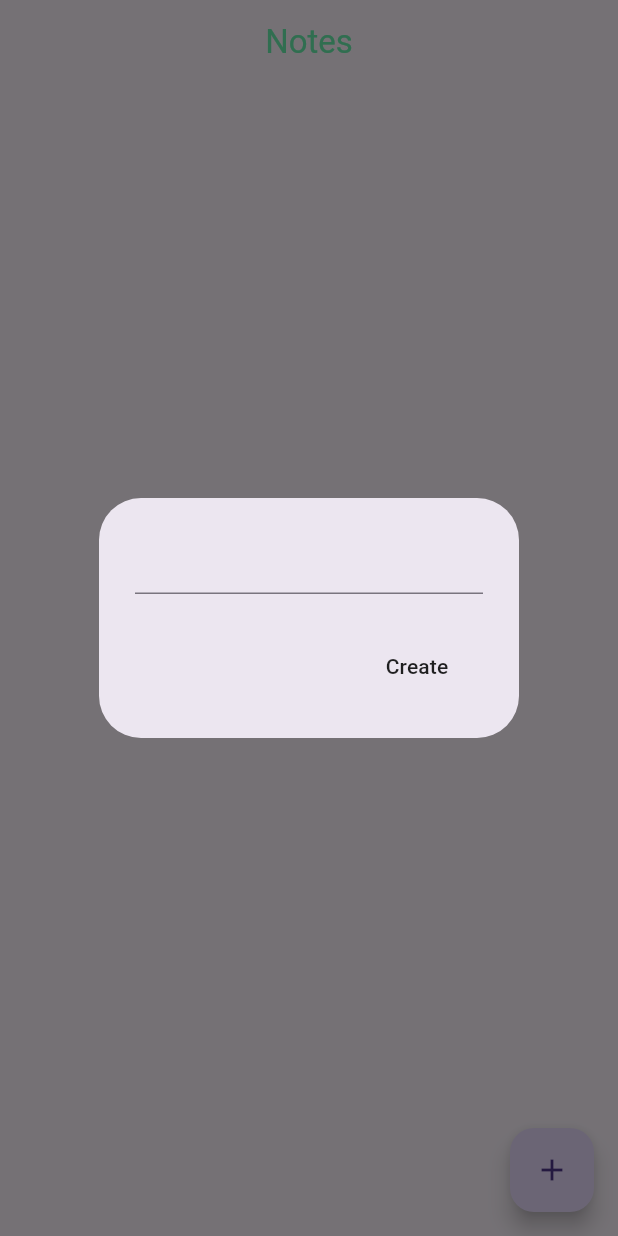
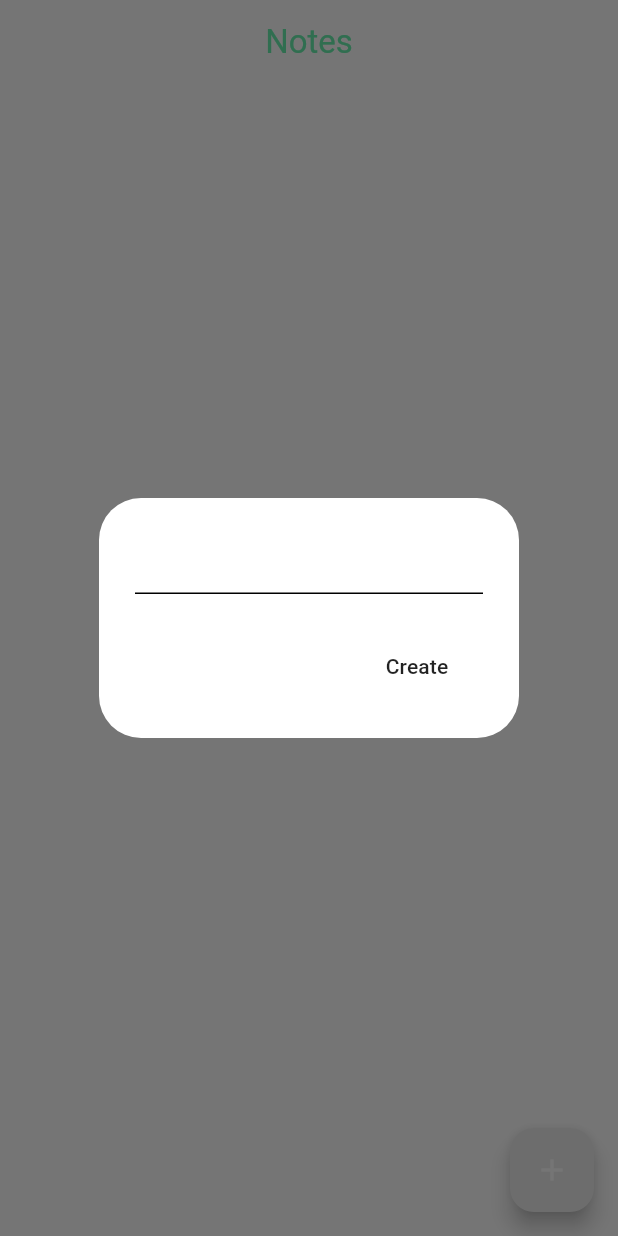
Before and after one commit to GauravGhost/Notes_App, a Flutter app: the screen it shows after launch, after a tap on the "add" icon, on a phone screen of 412 x 824 dp. Run offline on Flutter 3.47's test engine with Material 3 defaults, Android fonts, the phone set to English and light mode, and no system bars; our stand-ins replace isar; accounts and stored records are empty; generated files the repository leaves out were written again.

Commit message:
Added Basic theme setup

```diff
--- a/lib/main.dart
+++ b/lib/main.dart
@@ -1,14 +1,20 @@
 import 'package:flutter/material.dart';
 import 'package:notes_offline/models/note_database.dart';
 import 'package:notes_offline/pages/notes_page.dart';
+import 'package:notes_offline/theme/theme_provider.dart';
 import 'package:provider/provider.dart';
 
 void main() async {
   // Initialize isar notes database
   WidgetsFlutterBinding.ensureInitialized();
   await NoteDatabase.initialize();
-  runApp(ChangeNotifierProvider(
-    create: (context) => NoteDatabase(),
+  runApp(MultiProvider(
+    providers: [
+      // Notes Provider
+      ChangeNotifierProvider(create: (context) => NoteDatabase()),
+      // Theme Provider
+      ChangeNotifierProvider(create: (context) => ThemeProvider()),
+    ],
     child: const MyApp(),
   ));
 }
@@ -19,6 +25,7 @@ class MyApp extends StatelessWidget {
   @override
   Widget build(BuildContext context) {
     return MaterialApp(
+      theme: Provider.of<ThemeProvider>(context).themeData,
       debugShowCheckedModeBanner: false,
       home: NotesPage(),
     );
--- a/lib/theme/theme.dart
+++ b/lib/theme/theme.dart
@@ -0,0 +1,20 @@
+import 'package:flutter/material.dart';
+
+ThemeData lightMode = ThemeData(
+  colorScheme: ColorScheme.light(
+    background: Colors.grey.shade300,
+    primary: Colors.grey.shade200,
+    secondary: Colors.grey.shade400,
+    inversePrimary: Colors.grey.shade800,
+  ),
+);
+
+
+ThemeData darkMode = ThemeData(
+  colorScheme: ColorScheme.dark(
+    background: Colors.grey.shade900,
+    primary: Colors.grey.shade800,
+    secondary: Colors.grey.shade700,
+    inversePrimary: Colors.grey.shade300,
+  ),
+);
--- /dev/null
+++ b/lib/theme/theme_provider.dart
@@ -0,0 +1,23 @@
+import 'package:flutter/material.dart';
+import 'package:notes_offline/theme/theme.dart';
+
+class ThemeProvider extends ChangeNotifier {
+  ThemeData _themeData = lightMode;
+
+  ThemeData get themeData => _themeData;
+
+  bool get isDarkMode => _themeData == darkMode;
+
+  set themeData(ThemeData themeData) {
+    _themeData = themeData;
+    notifyListeners();
+  }
+
+  void toggleTheme() {
+    if (_themeData == lightMode) {
+      themeData = darkMode;
+    } else {
+      themeData = lightMode;
+    }
+  }
+}
```
